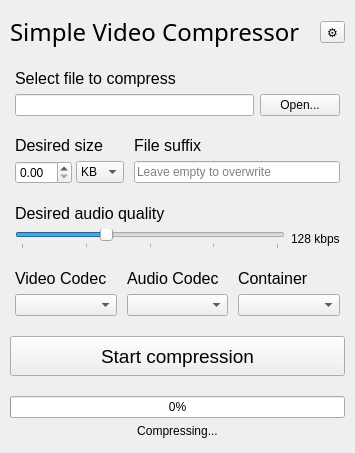
This is mainwindow.ui in Thurinum/simple-media-encoder as Qt 5 draws it before an edit. The edited form follows.
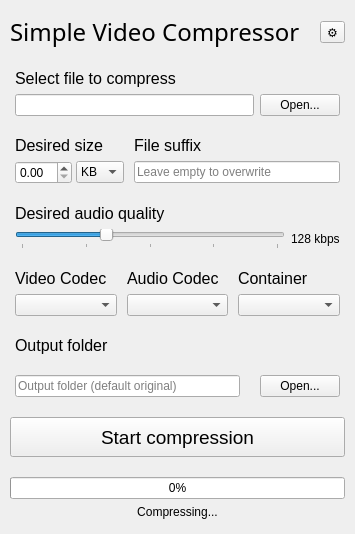
This is the edited form. Icons and pictures are not drawn.

Commit message: feat: Select output folder

```diff
--- a/mainwindow.ui
+++ b/mainwindow.ui
@@ -9,8 +9,8 @@
    <rect>
     <x>0</x>
     <y>0</y>
-    <width>349</width>
-    <height>435</height>
+    <width>347</width>
+    <height>499</height>
    </rect>
   </property>
   <property name="sizePolicy">
@@ -57,7 +57,7 @@
    <property name="sizePolicy">
     <sizepolicy hsizetype="Minimum" vsizetype="Minimum">
      <horstretch>0</horstretch>
-     <verstretch>1</verstretch>
+     <verstretch>0</verstretch>
     </sizepolicy>
    </property>
    <property name="minimumSize">
@@ -557,6 +557,54 @@
       </layout>
      </widget>
     </item>
+    <item>
+     <layout class="QGridLayout" name="gridLayout">
+      <property name="leftMargin">
+       <number>5</number>
+      </property>
+      <property name="rightMargin">
+       <number>5</number>
+      </property>
+      <property name="bottomMargin">
+       <number>0</number>
+      </property>
+      <item row="1" column="1">
+       <widget class="QPushButton" name="outputDirButton">
+        <property name="text">
+         <string>Open...</string>
+        </property>
+       </widget>
+      </item>
+      <item row="1" column="0">
+       <widget class="QLineEdit" name="outputDirLineEdit">
+        <property name="readOnly">
+         <bool>true</bool>
+        </property>
+        <property name="placeholderText">
+         <string>Output folder (default original)</string>
+        </property>
+       </widget>
+      </item>
+      <item row="0" column="0">
+       <widget class="QLabel" name="label">
+        <property name="sizePolicy">
+         <sizepolicy hsizetype="Preferred" vsizetype="Maximum">
+          <horstretch>0</horstretch>
+          <verstretch>0</verstretch>
+         </sizepolicy>
+        </property>
+        <property name="font">
+         <font>
+          <pointsize>12</pointsize>
+         </font>
+        </property>
+        <property name="text">
+         <string>Output folder</string>
+        </property>
+       </widget>
+      </item>
+     </layout>
+    </item>
     <item>
      <widget class="QPushButton" name="startButton">
       <property name="sizePolicy">
```
Left out of the diff: 16 changed lines with no effect on the pictures. The commit also changes 4 other files.
